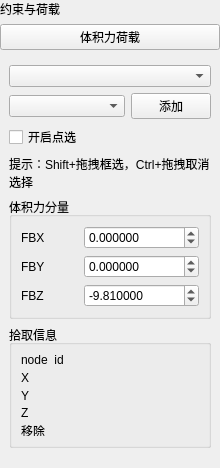
Before: the Qt Designer form plugins/Base_PhysicalField/BodyForcePage.ui in asd977/base_cae, drawn with Qt 5.
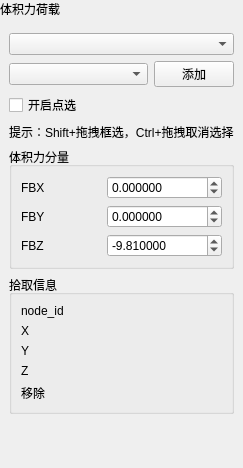
After: the same form once the commit is applied. Custom widgets are drawn as their Qt base class.

```diff
--- a/plugins/Base_PhysicalField/BodyForcePage.ui
+++ b/plugins/Base_PhysicalField/BodyForcePage.ui
@@ -23,6 +23,9 @@
    <property name="rightMargin">
     <number>0</number>
    </property>
+   <property name="bottomMargin">
+    <number>0</number>
+   </property>
    <item>
     <widget class="QLabel" name="pageNameLabel">
      <property name="sizePolicy">
@@ -32,19 +35,6 @@
       </sizepolicy>
      </property>
      <property name="text">
-      <string>约束与荷载</string>
-     </property>
-    </widget>
-   </item>
-   <item>
-    <widget class="QPushButton" name="sectionTitleButton">
-     <property name="sizePolicy">
-      <sizepolicy hsizetype="Ignored" vsizetype="Fixed">
-       <horstretch>0</horstretch>
-       <verstretch>0</verstretch>
-      </sizepolicy>
-     </property>
-     <property name="text">
       <string>体积力荷载</string>
      </property>
     </widget>
@@ -53,12 +43,26 @@
     <widget class="QWidget" name="contentWidget" native="true">
      <layout class="QVBoxLayout" name="contentLayout">
       <item>
-       <widget class="CustomComboBox" name="comboBoxDim"/>
+       <widget class="CustomComboBox" name="comboBoxDim">
+        <property name="minimumSize">
+         <size>
+          <width>10</width>
+          <height>0</height>
+         </size>
+        </property>
+       </widget>
       </item>
       <item>
        <layout class="QHBoxLayout" name="horizontalLayoutGroupSelect">
         <item>
-         <widget class="CustomComboBox" name="comboBoxGroup"/>
+         <widget class="CustomComboBox" name="comboBoxGroup">
+          <property name="minimumSize">
+           <size>
+            <width>10</width>
+            <height>0</height>
+           </size>
+          </property>
+         </widget>
         </item>
         <item>
          <widget class="QPushButton" name="btnBatchAdd">
@@ -88,7 +92,7 @@
          <string>提示：Shift+拖拽框选，Ctrl+拖拽取消选择</string>
         </property>
         <property name="wordWrap">
-         <bool>true</bool>
+         <bool>false</bool>
         </property>
        </widget>
       </item>
@@ -109,6 +113,12 @@
            <property name="maximum">
             <double>1000000000000.000000000000000</double>
            </property>
+           <property name="minimumSize">
+            <size>
+             <width>10</width>
+             <height>0</height>
+            </size>
+           </property>
           </widget>
          </item>
          <item row="2" column="1">
@@ -125,6 +135,12 @@
            <property name="value">
             <double>-9.810000000000000</double>
            </property>
+           <property name="minimumSize">
+            <size>
+             <width>10</width>
+             <height>0</height>
+            </size>
+           </property>
           </widget>
          </item>
          <item row="1" column="0">
@@ -145,6 +161,12 @@
            <property name="maximum">
             <double>1000000000000.000000000000000</double>
            </property>
+           <property name="minimumSize">
+            <size>
+             <width>10</width>
+             <height>0</height>
+            </size>
+           </property>
           </widget>
          </item>
          <item row="0" column="0">
@@ -243,6 +265,21 @@
         </layout>
        </widget>
       </item>
+      <property name="leftMargin">
+       <number>9</number>
+      </property>
+      <property name="topMargin">
+       <number>9</number>
+      </property>
+      <property name="rightMargin">
+       <number>9</number>
+      </property>
+      <property name="bottomMargin">
+       <number>9</number>
+      </property>
+      <property name="spacing">
+       <number>6</number>
+      </property>
      </layout>
     </widget>
    </item>
```
Left out of the diff: 18 changed lines with no effect on the pictures.
